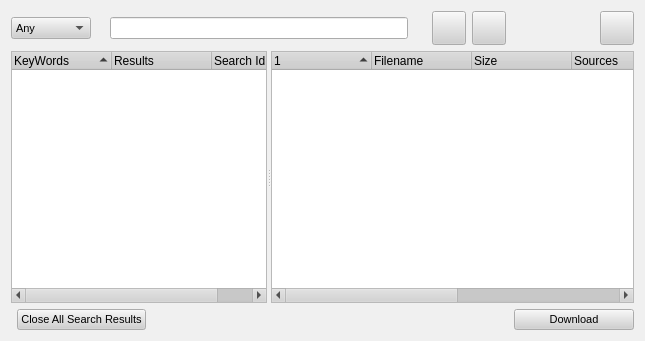
RetroShare/RetroShare, file retroshare-gui/src/gui/SearchDialog.ui: the form before one commit.
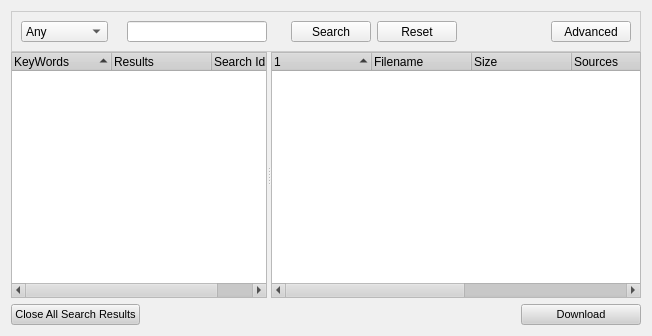
The form after the commit. Icons and pictures are not drawn. Custom widgets are drawn as their Qt base class.

Commit message: added background frame

The edit to the form file:
```diff
--- a/retroshare-gui/src/gui/SearchDialog.ui
+++ b/retroshare-gui/src/gui/SearchDialog.ui
@@ -6,8 +6,8 @@
    <rect>
     <x>0</x>
     <y>0</y>
-    <width>645</width>
-    <height>341</height>
+    <width>652</width>
+    <height>336</height>
    </rect>
   </property>
   <property name="sizePolicy">
@@ -499,8 +499,25 @@
   <property name="contextMenuPolicy">
    <enum>Qt::NoContextMenu</enum>
   </property>
-  <layout class="QGridLayout" name="gridLayout_2">
-   <item row="0" column="0" colspan="4">
+  <layout class="QGridLayout" name="gridLayout_3">
+   <property name="verticalSpacing">
+    <number>0</number>
+   </property>
+   <item row="0" column="0">
+    <widget class="QFrame" name="frame">
+     <property name="maximumSize">
+      <size>
+       <width>16777215</width>
+       <height>41</height>
+      </size>
+     </property>
+     <property name="styleSheet">
+      <string notr="true">QFrame#frame{ 
+background-color: qlineargradient(x1:0, y1:0, x2:0, y2:1,
+stop:0 #FEFEFE, stop:1 #E8E8E8);
+
+border: 1px solid #CCCCCC;}</string>
+     </property>
     <layout class="QGridLayout" name="gridLayout">
      <item row="0" column="0">
       <widget class="QComboBox" name="FileTypeComboBox">
@@ -644,78 +661,19 @@
      </item>
      <item row="0" column="4">
       <widget class="QPushButton" name="pushButtonsearch">
-       <property name="minimumSize">
-        <size>
-         <width>34</width>
-         <height>34</height>
-        </size>
-       </property>
-       <property name="maximumSize">
-        <size>
-         <width>34</width>
-         <height>34</height>
-        </size>
-       </property>
-       <property name="toolTip">
-        <string>Perform simple search</string>
-       </property>
        <property name="text">
-        <string/>
-       </property>
-       <property name="icon">
-        <iconset resource="images.qrc">
-         <normaloff>:/images/find.png</normaloff>:/images/find.png</iconset>
-       </property>
-       <property name="iconSize">
-        <size>
-         <width>24</width>
-         <height>24</height>
-        </size>
+         <string>Search</string>
        </property>
       </widget>
      </item>
      <item row="0" column="5">
       <widget class="QPushButton" name="resetButton">
-       <property name="sizePolicy">
-        <sizepolicy hsizetype="Fixed" vsizetype="Fixed">
-         <horstretch>0</horstretch>
-         <verstretch>0</verstretch>
-        </sizepolicy>
-       </property>
-       <property name="minimumSize">
-        <size>
-         <width>34</width>
-         <height>34</height>
-        </size>
-       </property>
-       <property name="maximumSize">
-        <size>
-         <width>34</width>
-         <height>34</height>
-        </size>
-       </property>
-       <property name="toolTip">
-        <string>&lt;html&gt;&lt;head&gt;&lt;meta name=&quot;qrichtext&quot; content=&quot;1&quot; /&gt;&lt;style type=&quot;text/css&quot;&gt;
-p, li { white-space: pre-wrap; }
-&lt;/style&gt;&lt;/head&gt;&lt;body style=&quot; font-family:'Arial'; font-size:8pt; font-weight:400; font-style:normal;&quot;&gt;
-&lt;p style=&quot; margin-top:0px; margin-bottom:0px; margin-left:0px; margin-right:0px; -qt-block-indent:0; text-indent:0px;&quot;&gt;Reset Search Keyword and File Type&lt;/p&gt;&lt;/body&gt;&lt;/html&gt;</string>
-       </property>
        <property name="text">
-        <string/>
-       </property>
-       <property name="icon">
-        <iconset resource="images.qrc">
-         <normaloff>:/images/reset.png</normaloff>:/images/reset.png</iconset>
-       </property>
-       <property name="iconSize">
-        <size>
-         <width>24</width>
-         <height>24</height>
-        </size>
+         <string>Reset</string>
        </property>
       </widget>
      </item>
-     <item row="0" column="7">
+      <item row="0" column="6">
       <spacer>
        <property name="orientation">
         <enum>Qt::Horizontal</enum>
@@ -728,50 +686,17 @@
        </property>
       </spacer>
      </item>
-     <item row="0" column="8">
+      <item row="0" column="7">
       <widget class="QPushButton" name="toggleAdvancedSearchBtn">
-       <property name="sizePolicy">
-        <sizepolicy hsizetype="Fixed" vsizetype="Fixed">
-         <horstretch>0</horstretch>
-         <verstretch>0</verstretch>
-        </sizepolicy>
-       </property>
-       <property name="minimumSize">
-        <size>
-         <width>34</width>
-         <height>34</height>
-        </size>
-       </property>
-       <property name="maximumSize">
-        <size>
-         <width>34</width>
-         <height>34</height>
-        </size>
-       </property>
-       <property name="toolTip">
-        <string>Open advanced searching</string>
-       </property>
        <property name="text">
-        <string/>
-       </property>
-       <property name="icon">
-        <iconset resource="images.qrc">
-         <normaloff>:/images/advsearch_24x24.png</normaloff>:/images/advsearch_24x24.png</iconset>
-       </property>
-       <property name="iconSize">
-        <size>
-         <width>24</width>
-         <height>24</height>
-        </size>
-       </property>
-       <property name="checkable">
-        <bool>false</bool>
+         <string>Advanced</string>
        </property>
       </widget>
      </item>
     </layout>
+    </widget>
    </item>
-   <item row="1" column="0" colspan="4">
+   <item row="1" column="0">
     <widget class="QSplitter" name="splitter">
      <property name="orientation">
       <enum>Qt::Horizontal</enum>
@@ -887,20 +812,12 @@
      </widget>
     </widget>
    </item>
-   <item row="2" column="2">
-    <spacer>
-     <property name="orientation">
-      <enum>Qt::Horizontal</enum>
+   <item row="2" column="0">
+    <layout class="QGridLayout" name="gridLayout_2">
+     <property name="topMargin">
+      <number>6</number>
      </property>
-     <property name="sizeHint" stdset="0">
-      <size>
-       <width>351</width>
-       <height>20</height>
-      </size>
-     </property>
-    </spacer>
-   </item>
-   <item row="2" column="1">
+     <item row="0" column="0">
     <widget class="QPushButton" name="cloaseallsearchresultsButton">
      <property name="toolTip">
       <string>&lt;!DOCTYPE HTML PUBLIC &quot;-//W3C//DTD HTML 4.0//EN&quot; &quot;http://www.w3.org/TR/REC-html40/strict.dtd&quot;&gt;
@@ -914,7 +831,20 @@
      </property>
     </widget>
    </item>
-   <item row="2" column="3">
+     <item row="0" column="1">
+      <spacer>
+       <property name="orientation">
+        <enum>Qt::Horizontal</enum>
+       </property>
+       <property name="sizeHint" stdset="0">
+        <size>
+         <width>351</width>
+         <height>20</height>
+        </size>
+       </property>
+      </spacer>
+     </item>
+     <item row="0" column="2">
     <widget class="QPushButton" name="pushButtonDownload">
      <property name="minimumSize">
       <size>
@@ -937,6 +867,8 @@
        <normaloff>:/images/download16.png</normaloff>:/images/download16.png</iconset>
      </property>
     </widget>
+     </item>
+    </layout>
    </item>
   </layout>
  </widget>
```
Lines whose indentation alone changed are shown as unchanged.
